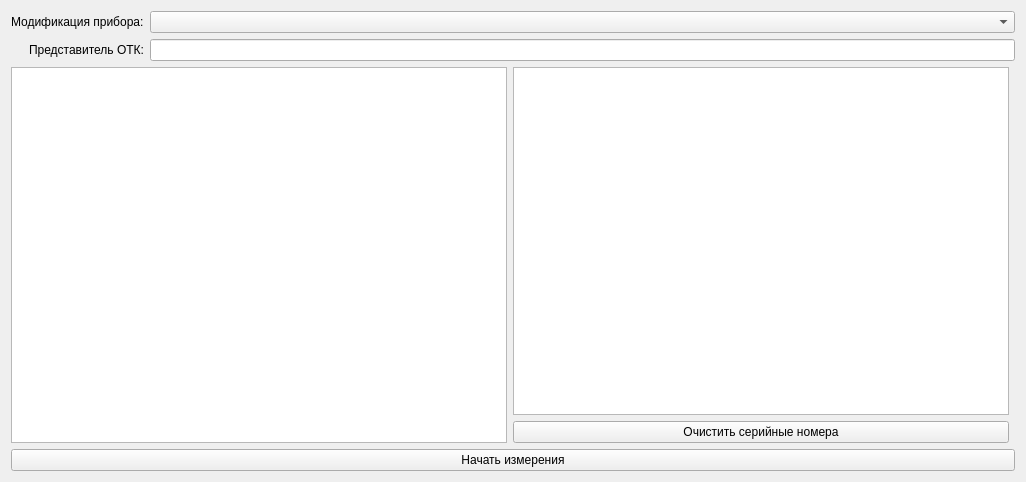
Qt form preparation/prepareform.ui (XRay3D/MAN2_GUI) before a commit.
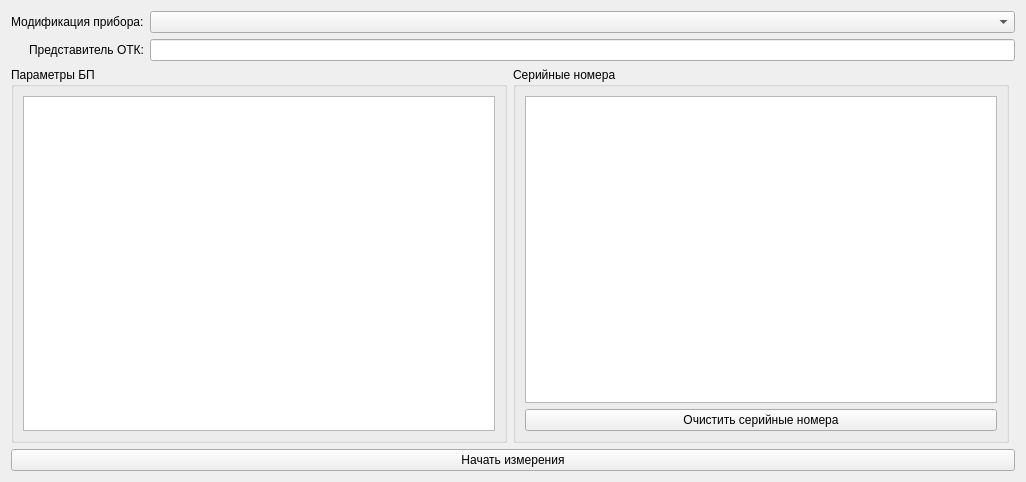
The same form after that commit.

```diff
--- a/preparation/prepareform.ui
+++ b/preparation/prepareform.ui
@@ -14,16 +14,44 @@
    <string>Form</string>
   </property>
   <layout class="QGridLayout" name="gridLayout">
-   <item row="1" column="1">
-    <widget class="QTableView" name="tvSerNum"/>
-   </item>
-   <item row="3" column="0" colspan="3">
+   <item row="2" column="0" colspan="3">
     <widget class="QPushButton" name="pbStatrtMeasure">
      <property name="text">
       <string>Начать измерения</string>
      </property>
     </widget>
    </item>
+   <item row="1" column="1">
+    <widget class="QGroupBox" name="groupBox_2">
+     <property name="title">
+      <string>Серийные номера</string>
+     </property>
+     <layout class="QVBoxLayout" name="verticalLayout_2">
+      <item>
+       <widget class="QTableView" name="tvSerNum"/>
+      </item>
+      <item>
+       <widget class="QPushButton" name="pbClearSerNum">
+        <property name="text">
+         <string>Очистить серийные номера</string>
+        </property>
+       </widget>
+      </item>
+     </layout>
+    </widget>
+   </item>
+   <item row="1" column="0">
+    <widget class="QGroupBox" name="groupBox">
+     <property name="title">
+      <string>Параметры БП</string>
+     </property>
+     <layout class="QVBoxLayout" name="verticalLayout">
+      <item>
+       <widget class="QTableView" name="tvParams"/>
+      </item>
+     </layout>
+    </widget>
+   </item>
    <item row="0" column="0" colspan="3">
     <layout class="QFormLayout" name="formLayout">
      <property name="labelAlignment">
@@ -51,16 +79,6 @@
      </item>
     </layout>
    </item>
-   <item row="2" column="1">
-    <widget class="QPushButton" name="pbClearSerNum">
-     <property name="text">
-      <string>Очистить серийные номера</string>
-     </property>
-    </widget>
-   </item>
-   <item row="1" column="0" rowspan="2">
-    <widget class="QTableView" name="tvParams"/>
-   </item>
   </layout>
  </widget>
  <resources/>
```
